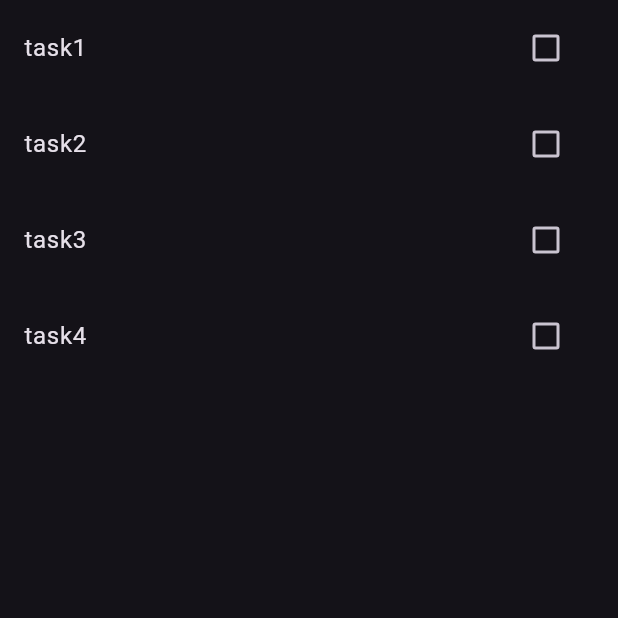
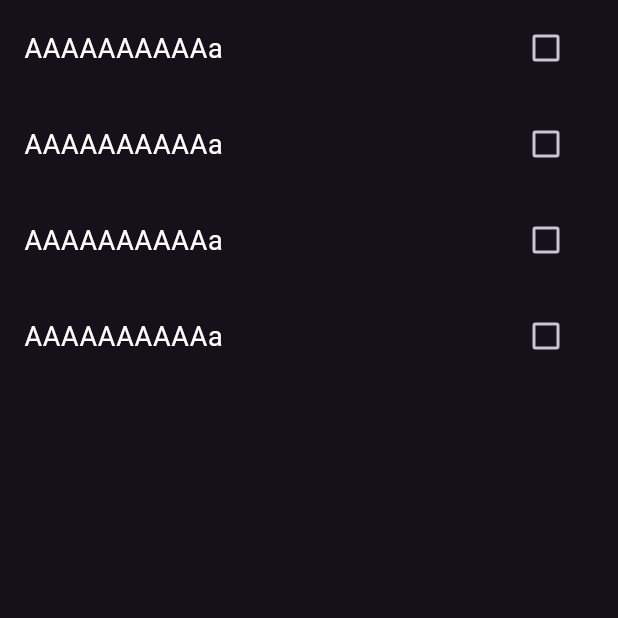
Before and after one commit to achivaq01/Task-Manager-Flutter, a Flutter app: the screen it shows after launch, on a phone screen of 412 x 824 dp, the top half of it. Run offline on Flutter 3.47's test engine with Material 3 defaults, Android fonts, the phone set to English and light mode, and no system bars; our stand-ins replace sidebarx; missing offline and left inert: window_manager.

Commit message:
edit task text wip

```diff
--- /dev/null
+++ b/lib/widgets/editable_text_field.dart
@@ -0,0 +1,56 @@
+import 'package:flutter/material.dart';
+
+class EditableTextField extends StatefulWidget {
+  String text;
+  EditableTextField({super.key, required this.text});
+
+  @override
+  State<StatefulWidget> createState() => EditableTextFieldState();
+}
+
+class EditableTextFieldState extends State<EditableTextField> {
+  bool isEditingText = false;
+  TextEditingController? editingController;
+  String text = "AAAAAAAAAAa";
+
+  @override
+  void initState() {
+    super.initState();
+    editingController = TextEditingController(text: text);
+  }
+
+  @override
+  void dispose() {
+    editingController ?? dispose();
+    super.dispose();
+  }
+
+  @override
+  Widget build(BuildContext context) {
+    if (isEditingText) {
+      return Center(
+        child: TextField(
+          onSubmitted: (newValue) {
+            setState(() {
+              text = newValue;
+              isEditingText = false;
+            });
+          },
+          autofocus: true,
+          controller: editingController,
+        ),
+      );
+    }
+    return InkWell(
+        onTap: () {
+          isEditingText = true;
+        },
+        child: Text(
+          text,
+          style: const TextStyle(
+            color: Colors.white,
+            fontSize: 18.0,
+          ),
+        ));
+  }
+}
--- a/lib/widgets/task_tile.dart
+++ b/lib/widgets/task_tile.dart
@@ -2,6 +2,7 @@ import 'package:flutter/cupertino.dart';
 import 'package:flutter/material.dart';
 import 'package:provider/provider.dart';
 import 'package:untitled/classes/task.dart';
+import 'package:untitled/widgets/editable_text_field.dart';
 
 import '../classes/app_data.dart';
 
@@ -31,14 +32,7 @@ class TaskTileStatus extends State<TaskTile> {
         title: Row(
           children: [
             Expanded(
-                child: TextField(
-                  readOnly: true,
-                  controller: TextEditingController(text: task.name),
-                  decoration: const InputDecoration(
-                    border: InputBorder.none,
-                    hintText: 'debug',
-                  ),
-                )
+                child: EditableTextField(text: '',),
             ),
             Checkbox(value: task.finished, onChanged: widget.onChanged)
           ],
```
